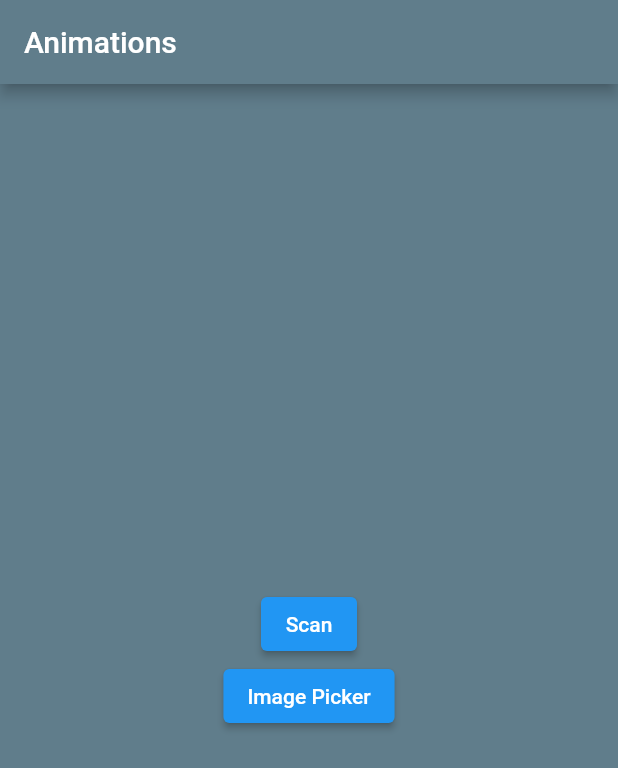
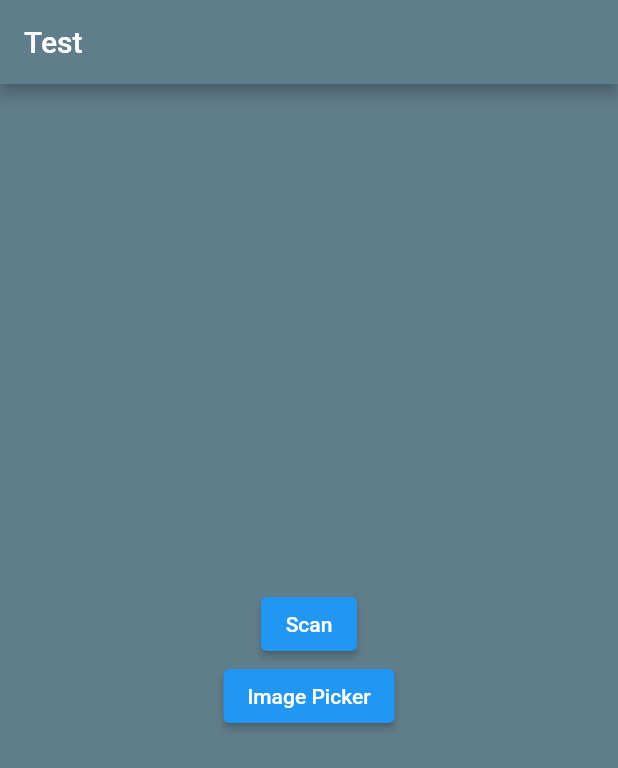
Before and after one commit to HeySreelal/pickscan, a Flutter app: the screen it shows after launch, on a phone screen of 412 x 824 dp. Shown: the top 768 px of the screen. Run offline on Flutter 3.47's test engine with Material 2 defaults, Android fonts, the phone set to English and light mode, and no system bars; our stand-ins replace image_picker; missing offline and left inert: scan.

Commit message:
🚀 First Commit

```diff
--- a/lib/main.dart
+++ b/lib/main.dart
@@ -27,14 +27,13 @@ class Home extends StatelessWidget {
   Widget build(BuildContext context) {
     return Scaffold(
       appBar: AppBar(
-        title: Text("Animations"),
+        title: Text("Test"),
       ),
       body: Center(
         child: Column(
           mainAxisAlignment: MainAxisAlignment.center,
           crossAxisAlignment: CrossAxisAlignment.center,
           children: [
-
             ElevatedButton(
               onPressed: () {
                 Navigator.push(
```
Also changed, not shown: 1 other file.
